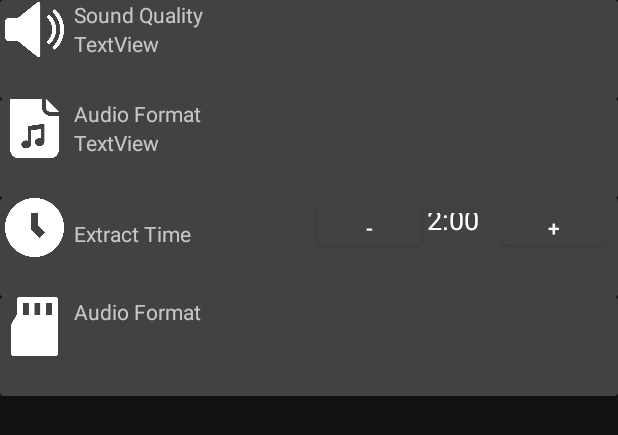
After one commit to sparkwaker/Beam, an Android app: the layout audio_settings.xml on its own in the app's theme, with its tools: preview values and no code run, on a phone screen of 412 x 824 dp. The commit adds this screen. Shown: the top 435 px of the screen. Run offline under Robolectric (Android 15) with nearby library versions, the light colour scheme and no system bars.

Commit message:
Creación de layouts
se crearon los layouts: audio format, audio settings, sound quality y storage path

```diff
--- /dev/null
+++ b/app/src/main/res/layout/audio_settings.xml
@@ -0,0 +1,193 @@
+<?xml version="1.0" encoding="utf-8"?>
+<LinearLayout xmlns:android="http://schemas.android.com/apk/res/android"
+    android:layout_width="match_parent"
+    android:layout_height="match_parent"
+    android:orientation="vertical"
+    xmlns:app="http://schemas.android.com/apk/res-auto">
+
+    <androidx.cardview.widget.CardView
+    android:layout_width="match_parent"
+    android:layout_height="66dp">
+
+    <RelativeLayout
+        android:layout_width="match_parent"
+        android:layout_height="match_parent">
+
+        <ImageView
+            android:id="@+id/img_sound_quality"
+            android:layout_width="46dp"
+            android:layout_height="39dp"
+            android:contentDescription="@string/sound_quality_option"
+            app:srcCompat="@drawable/ic_sound_quality">
+
+        </ImageView>
+
+        <LinearLayout
+            android:layout_width="355dp"
+            android:layout_height="37dp"
+            android:layout_alignParentEnd="true"
+            android:layout_marginStart="3dp"
+            android:layout_marginEnd="7dp"
+            android:layout_toEndOf="@+id/img_sound_quality"
+            android:orientation="vertical">
+
+            <TextView
+                android:id="@+id/txt_sound_quality"
+                android:layout_width="match_parent"
+                android:layout_height="wrap_content"
+                android:text="@string/sound_quality_option" />
+
+            <TextView
+                android:id="@+id/txt_sound_quality_option"
+                android:layout_width="match_parent"
+                android:layout_height="wrap_content"
+                android:text="TextView" />
+        </LinearLayout>
+
+    </RelativeLayout>
+
+</androidx.cardview.widget.CardView>
+
+    <androidx.cardview.widget.CardView
+        android:layout_width="match_parent"
+        android:layout_height="66dp">
+
+        <RelativeLayout
+            android:layout_width="match_parent"
+            android:layout_height="match_parent">
+
+            <ImageView
+                android:id="@+id/img_audio_format"
+                android:layout_width="46dp"
+                android:layout_height="39dp"
+                android:contentDescription="@string/sound_quality_option"
+                app:srcCompat="@drawable/ic_audio_format">
+
+            </ImageView>
+
+            <LinearLayout
+                android:layout_width="355dp"
+                android:layout_height="37dp"
+                android:layout_alignParentEnd="true"
+                android:layout_marginStart="3dp"
+                android:layout_marginEnd="7dp"
+                android:layout_toEndOf="@+id/img_audio_format"
+                android:orientation="vertical">
+
+                <TextView
+                    android:id="@+id/txt_audio_format"
+                    android:layout_width="match_parent"
+                    android:layout_height="wrap_content"
+                    android:text="@string/audio_format_option" />
+
+                <TextView
+                    android:id="@+id/txt_audio_format_selected_option"
+                    android:layout_width="match_parent"
+                    android:layout_height="wrap_content"
+                    android:text="TextView" />
+            </LinearLayout>
+        </RelativeLayout>
+
+    </androidx.cardview.widget.CardView>
+
+    <androidx.cardview.widget.CardView
+        android:layout_width="match_parent"
+        android:layout_height="66dp">
+
+        <RelativeLayout
+            android:layout_width="match_parent"
+            android:layout_height="match_parent">
+
+            <ImageView
+                android:id="@+id/img_extract_time"
+                android:layout_width="46dp"
+                android:layout_height="39dp"
+                android:contentDescription="@string/extract_time_option"
+                app:srcCompat="@drawable/ic_extract_time">
+
+            </ImageView>
+
+            <LinearLayout
+                android:layout_width="355dp"
+                android:layout_height="37dp"
+                android:layout_alignParentEnd="true"
+                android:layout_marginStart="3dp"
+                android:layout_marginEnd="7dp"
+                android:layout_toEndOf="@+id/img_extract_time"
+                android:orientation="horizontal">
+
+                <TextView
+                    android:id="@+id/txt_extract_time"
+                    android:layout_width="162dp"
+                    android:layout_height="wrap_content"
+                    android:text="@string/extract_time_option" />
+
+                <Button
+                    android:id="@+id/minus_button"
+                    android:layout_width="18dp"
+                    android:layout_height="match_parent"
+                    android:layout_weight="1"
+                    android:text="-"
+                    android:textColor="@color/colorWhite"/>
+
+                <EditText
+                    android:id="@+id/extract_time_option"
+                    android:layout_width="2dp"
+                    android:layout_height="wrap_content"
+                    android:layout_weight="1"
+                    android:ems="10"
+                    android:inputType="time"
+                    android:text="2:00" />
+                <Button
+                    android:id="@+id/plus_button"
+                    android:layout_width="18dp"
+                    android:layout_height="match_parent"
+                    android:layout_weight="1"
+                    android:text="+"
+                    android:textColor="@color/colorWhite"/>
+
+
+            </LinearLayout>
+        </RelativeLayout>
+
+    </androidx.cardview.widget.CardView>
+
+    <androidx.cardview.widget.CardView
+        android:layout_width="match_parent"
+        android:layout_height="66dp">
+
+        <RelativeLayout
+            android:layout_width="match_parent"
+            android:layout_height="match_parent">
+
+            <ImageView
+                android:id="@+id/img_storage_path"
+                android:layout_width="46dp"
+                android:layout_height="39dp"
+                android:contentDescription="@string/storage_path_option"
+                app:srcCompat="@drawable/ic_storage_path">
+
+            </ImageView>
+
+            <LinearLayout
+                android:layout_width="355dp"
+                android:layout_height="37dp"
+                android:layout_alignParentEnd="true"
+                android:layout_marginStart="3dp"
+                android:layout_marginEnd="7dp"
+                android:layout_toEndOf="@+id/img_storage_path"
+                android:orientation="vertical">
+
+                <TextView
+                    android:id="@+id/txt_storage_path"
+                    android:layout_width="match_parent"
+                    android:layout_height="wrap_content"
+                    android:text="@string/audio_format_option" />
+
+
+            </LinearLayout>
+        </RelativeLayout>
+
+    </androidx.cardview.widget.CardView>
+
+</LinearLayout>
--- a/app/src/main/res/values/strings.xml
+++ b/app/src/main/res/values/strings.xml
@@ -49,5 +49,6 @@
 
     <!-- TODO: Remove or change this placeholder text -->
     <string name="hello_blank_fragment">Hello blank fragment</string>
+    <string name="sound_quality_option">Sound Quality</string>
 
 </resources>
```
Also changed, not shown: app/src/main/res/layout/audio_format.xml (added, +66 -0 lines), app/src/main/res/layout/sound_quality.xml (added, +114 -0 lines), app/src/main/res/layout/storage_path.xml (added, +61 -0 lines), app/src/main/res/drawable/ic_audio_format.png (added), app/src/main/res/drawable/ic_extract_time.png (added), app/src/main/res/drawable/ic_sound_quality.png (added), app/src/main/res/drawable/ic_storage_path.png (added).
